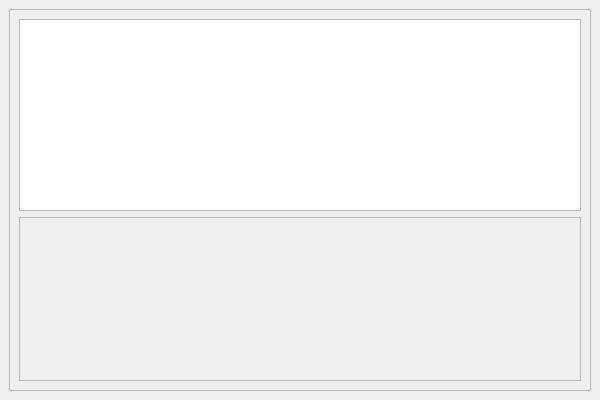
The window that plan/libs/ui/kptperformancestatus.ui (KDE/calligra) describes before a commit, drawn with Qt 5.
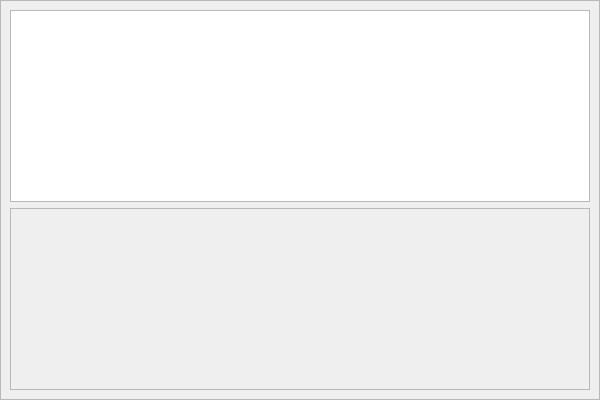
The same window after the commit. Custom widgets are drawn as their Qt base class.

Commit message: More consistency for margins in Plan's UI

The edit to the form file:
```diff
--- a/plan/libs/ui/kptperformancestatus.ui
+++ b/plan/libs/ui/kptperformancestatus.ui
@@ -33,6 +33,9 @@
      </property>
      <widget class="QWidget" name="page_7">
       <layout class="QVBoxLayout" name="verticalLayout_2">
+       <property name="margin">
+        <number>0</number>
+       </property>
        <item>
         <widget class="QFrame" name="frame">
          <property name="frameShape">
```
Left out of the diff: 3 changed lines with no effect on the pictures. The commit also changes 6 other files.
